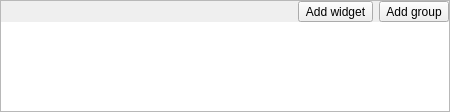
ufopleds/DengueME, file source/src/editor/grouplist.ui: the form before one commit.
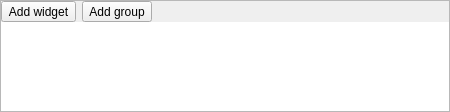
The form after the commit.

Diff of the .ui file:
```diff
--- a/source/src/editor/grouplist.ui
+++ b/source/src/editor/grouplist.ui
@@ -53,6 +53,23 @@
       <property name="bottomMargin">
        <number>0</number>
       </property>
+      <item>
+       <widget class="QToolButton" name="addWidget">
+        <property name="text">
+         <string>Add widget</string>
+        </property>
+        <property name="popupMode">
+         <enum>QToolButton::InstantPopup</enum>
+        </property>
+       </widget>
+      </item>
+      <item>
+       <widget class="QToolButton" name="addGroup">
+        <property name="text">
+         <string>Add group</string>
+        </property>
+       </widget>
+      </item>
       <item>
        <spacer name="horizontalSpacer">
         <property name="orientation">
@@ -66,23 +83,6 @@
         </property>
        </spacer>
       </item>
-      <item>
-       <widget class="QToolButton" name="addWidget">
-        <property name="text">
-         <string>Add widget</string>
-        </property>
-        <property name="popupMode">
-         <enum>QToolButton::InstantPopup</enum>
-        </property>
-       </widget>
-      </item>
-      <item>
-       <widget class="QToolButton" name="addGroup">
-        <property name="text">
-         <string>Add group</string>
-        </property>
-       </widget>
-      </item>
      </layout>
     </widget>
    </item>
```
